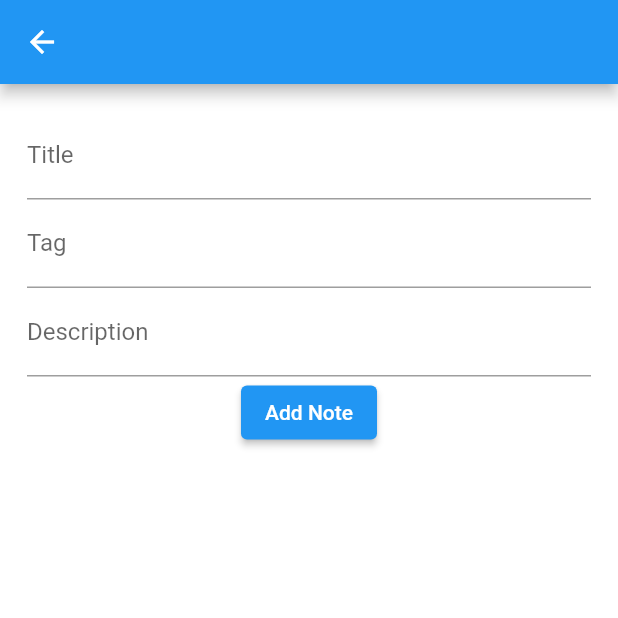
After one commit to rajul007/MyNotepad, a Flutter app: the InsertNotes screen opened directly, on a phone screen of 412 x 824 dp, the top half of it. The commit adds this screen. Run offline on Flutter 3.47's test engine with Material 2 defaults, Android fonts, the phone set to English and light mode, and no system bars; our stand-ins replace flutter_secure_storage, validators; missing offline and left inert: dart_jsonwebtoken, dbcrypt, mongo_dart; accounts and stored records are empty.

Commit message:
Insert Note Added

```diff
--- a/lib/db/mongodb.dart
+++ b/lib/db/mongodb.dart
@@ -14,7 +14,7 @@ class MongoDatabase {
   // ignore: prefer_typing_uninitialized_variables
   static var db, users, notes;
   static const jwt_secret = 'Youare@wesome';
-  static String? token;
+  static var token;
   static connect() async {
     db = await Db.create(mongoURI);
     await db.open();
@@ -23,9 +23,39 @@ class MongoDatabase {
     notes = db.collection(notesCollection);
   }
 
+  static Future<String> insertNote(
+      ObjectId user, String title, String description, String tag) async {
+    if (!isLength(title, 3)) {
+      return "Title must atleast be 3 characters long";
+    }
+    if (!isLength(description, 5)) {
+      return "Description must atleast be 5 characters long";
+    }
+
+    try {
+      var _id = ObjectId();
+      final data = NotesSchema(
+          id: _id,
+          user: user,
+          title: title,
+          tag: tag == "" ? "General" : tag,
+          description: description,
+          date: DateTime.fromMillisecondsSinceEpoch(
+              DateTime.now().millisecondsSinceEpoch,
+              isUtc: true));
+      var result = await notes.insertOne(data.toJson());
+      if (result.isSuccess) {
+        return "Success";
+      } else {
+        return "Something went wrong";
+      }
+    } catch (e) {
+      return e.toString();
+    }
+  }
+
   static Future<List<Map<String, dynamic>>> getNotes(ObjectId user) async {
     final userNotes = await notes.find({'user': user}).toList();
-    print(userNotes);
     return userNotes;
   }
 
--- a/lib/notes/display.dart
+++ b/lib/notes/display.dart
@@ -15,6 +15,7 @@ class _DisplayNotesState extends State<DisplayNotes> {
   Widget build(BuildContext context) {
     md.ObjectId user =
         ModalRoute.of(context)!.settings.arguments as md.ObjectId;
+    MongoDatabase.token = user;
     return Scaffold(
       body: SafeArea(
         child: Padding(
--- /dev/null
+++ b/lib/notes/insert.dart
@@ -0,0 +1,62 @@
+// ignore_for_file: prefer_const_constructors
+
+import 'package:flutter/material.dart';
+import 'package:mynotepad/db/mongodb.dart';
+import 'package:mongo_dart/mongo_dart.dart' as md;
+
+class InsertNotes extends StatefulWidget {
+  const InsertNotes({super.key});
+  @override
+  State<InsertNotes> createState() => _InsertNotesState();
+}
+
+class _InsertNotesState extends State<InsertNotes> {
+  var title = TextEditingController();
+  var tag = TextEditingController();
+  var description = TextEditingController();
+
+  @override
+  Widget build(BuildContext context) {
+    return Scaffold(
+      appBar: AppBar(),
+      body: Padding(
+        padding: const EdgeInsets.all(18.0),
+        child: Column(
+            // ignore: prefer_const_literals_to_create_immutables
+            children: [
+              TextField(
+                controller: title,
+                decoration: InputDecoration(labelText: "Title"),
+              ),
+              TextField(
+                controller: tag,
+                decoration: InputDecoration(labelText: "Tag"),
+              ),
+              TextField(
+                controller: description,
+                decoration: InputDecoration(labelText: "Description"),
+              ),
+              ElevatedButton(
+                  onPressed: () {
+                    _insertNote(MongoDatabase.token, title.text,
+                        description.text, tag.text);
+                  },
+                  child: Text("Add Note"))
+            ]),
+      ),
+    );
+  }
+
+  Future<void> _insertNote(
+      md.ObjectId user, String title, String description, String tag) async {
+    var result = await MongoDatabase.insertNote(user, title, description, tag);
+    if (result == "Success") {
+      Navigator.of(context).pop();
+      ScaffoldMessenger.of(context)
+          .showSnackBar(SnackBar(content: Text("Note Added Successfully")));
+    } else {
+      ScaffoldMessenger.of(context)
+          .showSnackBar(SnackBar(content: Text(result)));
+    }
+  }
+}
```
Also changed, not shown: lib/notes/home.dart (+18 -12 lines).
